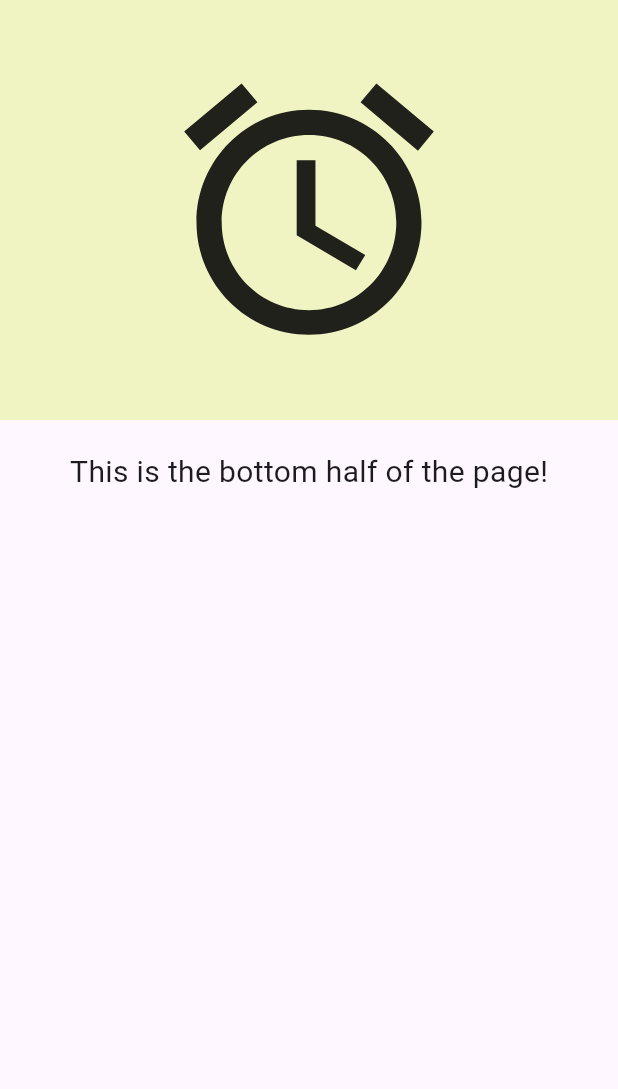
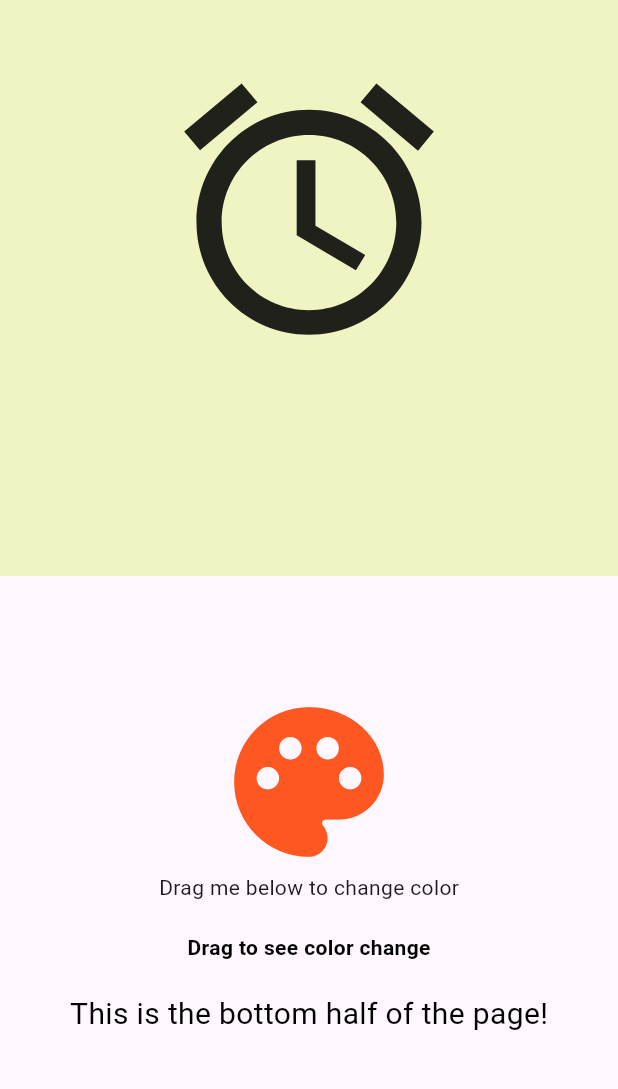
Before and after one commit to kidus-23/gesture_detect_flutter, a Flutter app: the screen it shows after launch, on a phone screen of 412 x 824 dp, the part 84-1173 px from its top. Run offline on Flutter 3.47's test engine with Material 3 defaults, Android fonts, the phone set to English and light mode, and no system bars.

Commit message:
fixed the palette and the color changes

```diff
--- a/lib/home.dart
+++ b/lib/home.dart
@@ -1,7 +1,14 @@
 import 'package:flutter/material.dart';
 
-class Home extends StatelessWidget {
+class Home extends StatefulWidget {
   const Home({super.key});
+
+  @override
+  State<Home> createState() => _HomeState();
+}
+
+class _HomeState extends State<Home> {
+  Color textColor = Colors.black;
 
   @override
   Widget build(BuildContext context) {
@@ -10,56 +17,57 @@ class Home extends StatelessWidget {
         title: const Text('Gesture Detection'),
       ),
       body: SafeArea(
-            child: SingleChildScrollView(
         child: Column(
           children: [
-            _buildGestureDetector(context),
-            const SizedBox(height: 20), // Add some spacing
-            const Text('This is the bottom half of the page!',
-                style: TextStyle(fontSize: 20)),
+            Expanded(
+              child: _buildGestureDetector(context),
+            ),
+            Expanded(
+              child: Center(
+                child: Column(
+                  mainAxisAlignment: MainAxisAlignment.center,
+                  children: [
+                    _buildDraggable(),
+                    const SizedBox(height: 20),
+                    _buildDragTarget(),
+                    const SizedBox(height: 20),
+                    Text(
+                      'This is the bottom half of the page!',
+                      style: TextStyle(fontSize: 20, color: textColor),
+                    ),
                   ],
-        ))));
-  }
+                ),
+              ),
+            ),
+          ],
+        ),
+      ),
+    );
   }
 
   Draggable<int> _buildDraggable() {
-  return Draggable(
-    childWhenDragging:
-        const Icon(Icons.palette, color: Colors.grey, size: 120.0),
+    return Draggable<int>(
+      data: Colors.deepOrange.value,
       feedback: const Icon(Icons.brush, color: Colors.deepOrange, size: 120.0),
-    data: Colors.deepOrange.value,
       child: const Column(
         children: [
-        Icon(
-          Icons.palette,
-          color: Colors.deepOrange,
-          size: 120.0,
-        ),
-        Text('Drag me below to change color')
+          Icon(Icons.palette, color: Colors.deepOrange, size: 120.0),
+          Text('Drag me below to change color'),
         ],
       ),
     );
   }
 
   DragTarget<int> _buildDragTarget() {
-  Color? paintedColor;
     return DragTarget<int>(
-    onAcceptWithDetails: (colorValue) {
-      Color paintedColor = Color(colorValue as int);
+      onAccept: (colorValue) {
+        setState(() {
+          textColor = Color(colorValue);
+        });
       },
-    builder: (BuildContext context, List<dynamic> candidateData,
-            List<dynamic> rejectedData) =>
-        candidateData.isEmpty
-            ? Text(
-                'Drag tp see color',
-                style: TextStyle(color: paintedColor),
-              )
-            : Text(
-                'Drag to see color change: $candidateData',
-                style: TextStyle(
-                  color: Color(candidateData[0]),
-                  fontWeight: FontWeight.bold,
-                ),
+      builder: (context, candidateData, rejectedData) => Text(
+            'Drag to see color change',
+            style: TextStyle(color: textColor, fontWeight: FontWeight.bold),
           ),
     );
   }
@@ -78,19 +86,13 @@ GestureDetector _buildGestureDetector(BuildContext context) {
         ScaffoldMessenger.of(context)
             .showSnackBar(const SnackBar(content: Text('onTap')));
       },
-
-//  onPanUpdate: (DragUpdateDetails details) {
-//    ScaffoldMessenger.of(context)
-//        .showSnackBar(const SnackBar(content: Text('onPanUpdate: $details')));
-//  },
-
-      onVerticalDragUpdate: (DragUpdateDetails details) {
-        ScaffoldMessenger.of(context).showSnackBar(
-            const SnackBar(content: Text('onVerticalDragUpdate')));
+      onVerticalDragUpdate: (details) {
+        ScaffoldMessenger.of(context)
+            .showSnackBar(const SnackBar(content: Text('onVerticalDragUpdate')));
       },
-      onHorizontalDragUpdate: (DragUpdateDetails details) {
-        ScaffoldMessenger.of(context).showSnackBar(
-            const SnackBar(content: Text('onHorizontalDragUpdate')));
+      onHorizontalDragUpdate: (details) {
+        ScaffoldMessenger.of(context)
+            .showSnackBar(const SnackBar(content: Text('onHorizontalDragUpdate')));
       },
       child: Container(
         color: Colors.lime.shade100,
@@ -100,5 +102,8 @@ GestureDetector _buildGestureDetector(BuildContext context) {
           children: [
             Icon(Icons.access_alarm, size: 200.0),
           ],
-          )));
+        ),
+      ),
+    );
   }
+}
```
Lines whose indentation alone changed are shown as unchanged.
